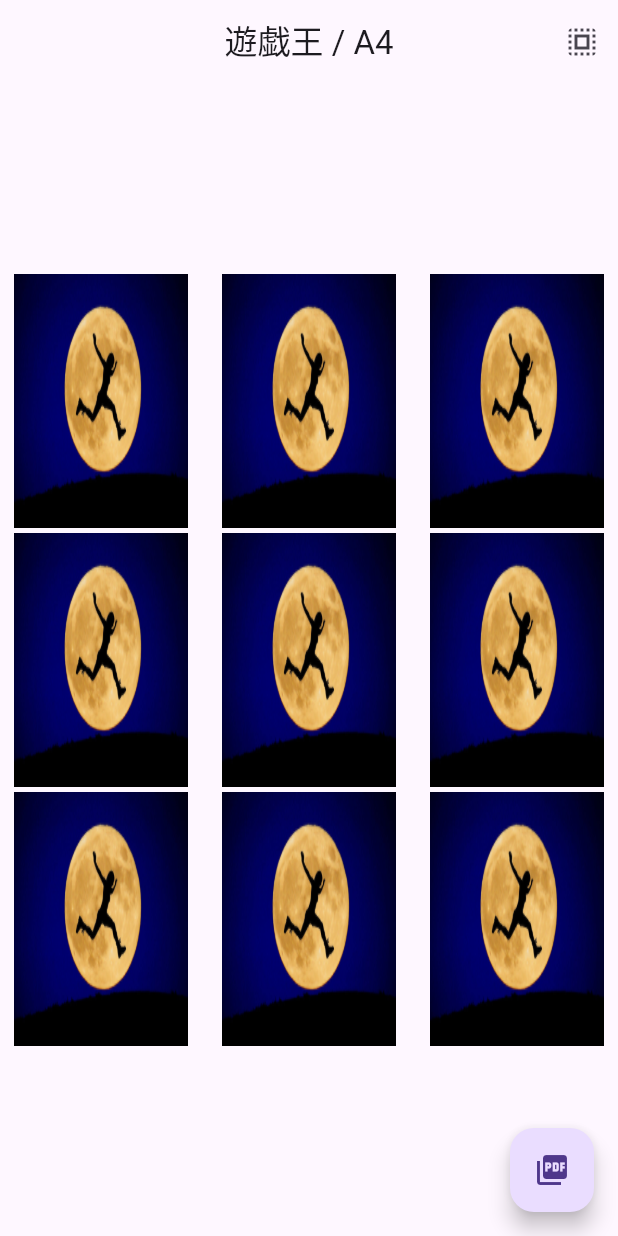
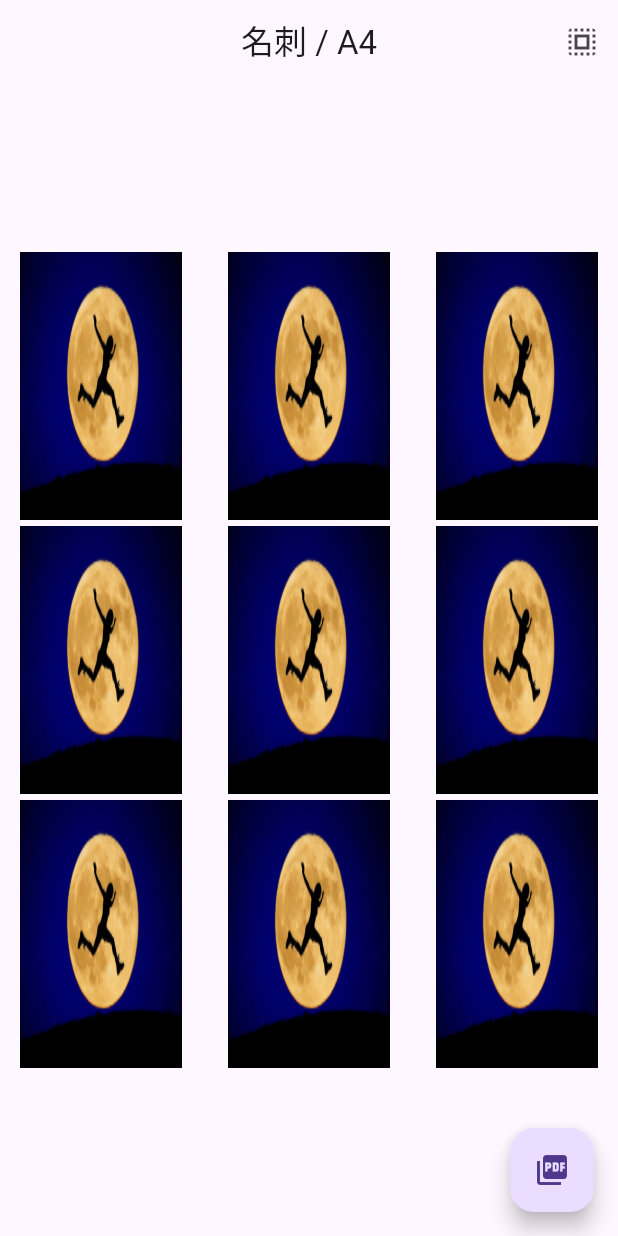
Before and after one commit to keybow007/print_sample, a Flutter app: the screen it shows after launch, on a phone screen of 412 x 824 dp. Run offline on Flutter 3.47's test engine with Material 3 defaults, Android fonts, the light colour scheme and no system bars; drawn by our look-alikes of screenshot; our stand-ins replace pdf, printing.

Commit message:
Flutter3.24で動くように

```diff
--- a/lib/home_screen.dart
+++ b/lib/home_screen.dart
@@ -22,7 +22,7 @@ class _HomeScreenState extends State<HomeScreen> {
   * TODO Widgetで実装すると面倒なのでカードサイズはここで設定
   *  => 実際のアプリではユーザーが画面から選べるように実装する必要あり
   * */
-  CardSize _selectedCardSize = cardSizes[1]; //0:名刺, 1:遊戯王, 2:デュエマ
+  CardSize _selectedCardSize = cardSizes[0]; //0:名刺, 1:遊戯王, 2:デュエマ
   PaperSize _selectedPaperSize = paperSizes[1];
 
   //カード間の余白(mm）
--- a/pubspec.yaml
+++ b/pubspec.yaml
@@ -39,7 +39,7 @@ dependencies:
   provider: ^6.0.5
   printing: ^5.10.3
   pdf: ^3.10.1
-  screenshot: ^2.0.0
+  screenshot: ^3.0.0
 
 
 
```
Also changed, not shown: pubspec.lock (deleted), 3 other files.
